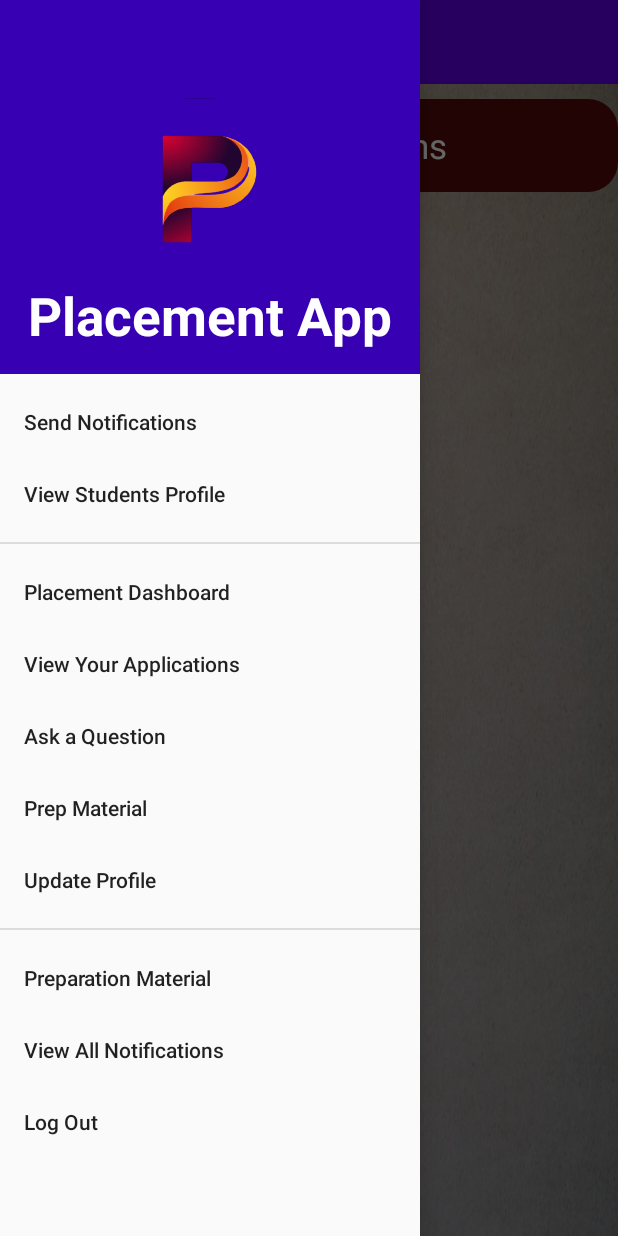
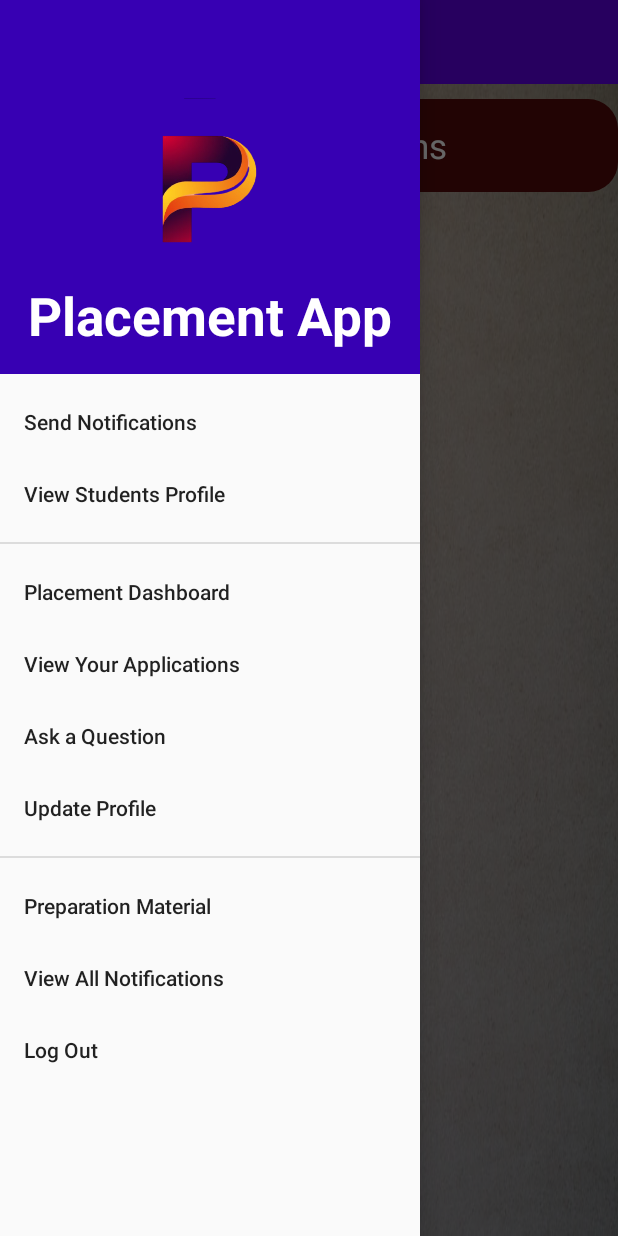
Before and after one commit to nishantduttm/Placement-APP, an Android app: the fragment ViewYourApplicationsList placed in its activity, with the side drawer open, on a phone screen of 412 x 824 dp. Run offline under Robolectric (Android 15) with nearby library versions, the phone set to English and light mode, and no system bars; our stand-ins replace Firebase (no records; nobody signed in at launch, a user with empty details on screens opened directly), Volley; network calls fail; Roboto replaces fonts that are not available here; 3 statements that could not run were skipped.

Commit message:
Completed with application backend

```diff
--- a/app/src/main/java/com/example/placementapp/admin/activities/StudentStatus.java
+++ b/app/src/main/java/com/example/placementapp/admin/activities/StudentStatus.java
@@ -107,7 +107,7 @@ public class StudentStatus extends AppCompatActivity implements ValueEventListen
                     public void onClick(View v) {
                         Intent intent = new Intent(v.getContext(), StudentApplicationStatusActivity.class);
                         intent.putExtra("companyName",studentStatusForm.getCompanyName());
-                        intent.putExtra("companyId", studentStatusForm.getNotificationId());
+                        intent.putExtra("companyID", studentStatusForm.getNotificationId());
                         v.getContext().startActivity(intent);
                     }
                 });
--- a/app/src/main/java/com/example/placementapp/constants/Constants.java
+++ b/app/src/main/java/com/example/placementapp/constants/Constants.java
@@ -54,12 +54,14 @@ public abstract class Constants {
         public static final String GET_ANSWERS_URL = "https://placement-server.herokuapp.com/rest/answer/get-answers?questionId=";
         public static final String SAVE_APPLICATION_URL = "https://placement-server.herokuapp.com/rest/application/save-application";
         public static final String GET_APPLICATIONS_URL = "https://placement-server.herokuapp.com/rest/application/get-applications?notificationId=";
-
+        public static final String GET_MY_APPLICATIONS_URL = "https://placement-server.herokuapp.com/rest/application/get-my-applications?prn=";
+        public static final String GET_APPLICATION_COUNT_URL = "https://placement-server.herokuapp.com/rest/application/get-application-count?prn=";
 
         public static final String KEY_STATUS_CODE = "statusCode";
         public static final String USER_REGISTERED = "201";
         public static final String EXISTING_USER = "301";
         public static final String SUCCESS = "200";
         public static final String FAILURE = "305";
+
     }
 }
--- a/app/src/main/java/com/example/placementapp/student/ViewYourApplicationsList.java
+++ b/app/src/main/java/com/example/placementapp/student/ViewYourApplicationsList.java
@@ -1,8 +1,10 @@
 package com.example.placementapp.student;
 
+import android.app.ProgressDialog;
 import android.os.AsyncTask;
 import android.os.Build;
 import android.os.Bundle;
+import android.util.Log;
 import android.view.LayoutInflater;
 import android.view.View;
 import android.view.ViewGroup;
@@ -10,21 +12,29 @@ import android.widget.ProgressBar;
 import android.widget.TextView;
 import android.widget.Toast;
 
+import com.android.volley.Request;
+import com.android.volley.toolbox.JsonObjectRequest;
 import com.example.placementapp.Adapters.RecyclerViewAdapterViewNotifcation;
 import com.example.placementapp.Adapters.RecyclerViewAdapterViewYourApplications;
 import com.example.placementapp.R;
+import com.example.placementapp.admin.fragments.ViewStudentsList;
 import com.example.placementapp.constants.Constants;
 import com.example.placementapp.helper.FirebaseHelper;
 import com.example.placementapp.helper.SharedPrefHelper;
 import com.example.placementapp.pojo.ApplicationForm;
 import com.example.placementapp.pojo.Notification;
+import com.example.placementapp.pojo.StudentApplicationDto;
+import com.example.placementapp.pojo.StudentApplicationList;
+import com.example.placementapp.utils.HttpUtils;
 import com.google.firebase.database.DataSnapshot;
 import com.google.firebase.database.DatabaseError;
 import com.google.firebase.database.DatabaseReference;
 import com.google.firebase.database.GenericTypeIndicator;
 import com.google.firebase.database.ValueEventListener;
+import com.google.gson.Gson;
 
 import java.util.ArrayList;
+import java.util.Comparator;
 import java.util.HashMap;
 import java.util.List;
 import java.util.Map;
@@ -37,13 +47,16 @@ import androidx.recyclerview.widget.GridLayoutManager;
 import androidx.recyclerview.widget.RecyclerView;
 import androidx.swiperefreshlayout.widget.SwipeRefreshLayout;
 
-public class ViewYourApplicationsList extends Fragment implements ValueEventListener {
+import org.json.JSONObject;
+
+public class ViewYourApplicationsList extends Fragment{
 
     private DatabaseReference ref;
     private RecyclerView recyclerView;
     private RecyclerViewAdapterViewYourApplications applicationsAdapter;
-    private List<ApplicationForm> applicationsList;
-    private ProgressBar progressBar;
+    private List<StudentApplicationDto> applicationsList;
+
+    private ProgressDialog loadingbar;
 
     private String userPRN;
 
@@ -56,8 +69,57 @@ public class ViewYourApplicationsList extends Fragment implements ValueEventList
         super.onCreate(savedInstanceState);
         applicationsList = new ArrayList<>();
         userPRN = SharedPrefHelper.getEntryfromSharedPreferences(this.getContext(), Constants.SharedPrefConstants.KEY_PRN);
-        ref = FirebaseHelper.getFirebaseReference(Constants.FirebaseConstants.PATH_APPILED_COMPANIES + userPRN);
-        ref.addListenerForSingleValueEvent(this);
+
+        loadingbar = new ProgressDialog(getContext());
+    }
+
+    private void getApplicationsFromDb() {
+
+        loadingbar.setTitle("Fetching your Applications");
+        loadingbar.setMessage("Please wait while we update your list");
+        loadingbar.setCanceledOnTouchOutside(true);
+        loadingbar.show();
+
+        JsonObjectRequest jsonObjectRequest = new JsonObjectRequest(
+                Request.Method.GET,
+                Constants.HttpConstants.GET_MY_APPLICATIONS_URL + userPRN,
+                null,
+                this::parseResponse,
+                error -> {
+                    Log.i("Error", "JSON OBJECT REQUEST ERROR");
+                    loadingbar.dismiss();
+                }
+        );
+
+        HttpUtils.addRequestToHttpQueue(jsonObjectRequest, getContext());
+    }
+
+    @RequiresApi(api = Build.VERSION_CODES.N)
+    private void parseResponse(JSONObject jsonObject) {
+        applicationsList.clear();
+
+        StudentApplicationList studentApplicationList = new Gson().fromJson(jsonObject.toString(), StudentApplicationList.class);
+        applicationsList.addAll(studentApplicationList.getStudentApplicationsDto());
+
+        if(!applicationsList.isEmpty()) {
+            applicationsList.sort(Comparator.comparing(StudentApplicationDto::getCompanyName));
+        }
+
+        Log.i("StudentList", applicationsList.toString());
+
+        if (applicationsList.isEmpty()) {
+            Toast.makeText(getContext(), "No Applications. Please fill Application first", Toast.LENGTH_SHORT).show();
+        }
+
+        if (loadingbar != null) {
+            loadingbar.dismiss();
+        }
+
+        if (recyclerView != null && applicationsAdapter != null) {
+            recyclerView.setVisibility(View.VISIBLE);
+            recyclerView.setAdapter(applicationsAdapter);
+            applicationsAdapter.notifyDataSetChanged();
+        }
     }
 
     @Nullable
@@ -68,11 +130,12 @@ public class ViewYourApplicationsList extends Fragment implements ValueEventList
         SwipeRefreshLayout applicationRefresh = v.findViewById(R.id.applicationsRefresh);
         applicationRefresh.setColorSchemeResources(R.color.colorAccent);
 
+        getApplicationsFromDb();
+
 
         recyclerView = v.findViewById(R.id.your_applications_recycler_view);
         recyclerView.setVisibility(View.GONE);
-        progressBar = v.findViewById(R.id.progress_bar);
-        applicationsAdapter = new RecyclerViewAdapterViewYourApplications(applicationsList,this);
+        applicationsAdapter = new RecyclerViewAdapterViewYourApplications(applicationsList,ViewYourApplicationsList.this);
         RecyclerView.LayoutManager manager = new GridLayoutManager(getContext(), 1);
         recyclerView.setLayoutManager(manager);
         recyclerView.setAdapter(applicationsAdapter);
@@ -80,74 +143,11 @@ public class ViewYourApplicationsList extends Fragment implements ValueEventList
         applicationRefresh.setOnRefreshListener(new SwipeRefreshLayout.OnRefreshListener() {
             @Override
             public void onRefresh() {
-                ref = FirebaseHelper.getFirebaseReference(Constants.FirebaseConstants.PATH_APPILED_COMPANIES + userPRN);
-                ref.addListenerForSingleValueEvent(ViewYourApplicationsList.this);
+                getApplicationsFromDb();
                 applicationRefresh.setRefreshing(false);
             }
         });
         return v;
     }
 
-    public class ApplicationThreadFetcher extends AsyncTask<DataSnapshot,String,Integer>
-    {
-        @Override
-        protected void onPreExecute() {
-            super.onPreExecute();
-            progressBar.setVisibility(View.VISIBLE);
-        }
-
-        @RequiresApi(api = Build.VERSION_CODES.N)
-        @Override
-        protected Integer doInBackground(DataSnapshot... snapshots) {
-            DataSnapshot snapshot = snapshots[0];
-            applicationsList.clear();
-            Map<String,ApplicationForm> applications = snapshot.getValue(new GenericTypeIndicator<Map<String, ApplicationForm>>() {
-            });
-
-            if(applications == null)
-                showToast("No Applications Yet!");
-            else
-            {
-                for(Map.Entry<String,ApplicationForm> entry : applications.entrySet())
-                {
-                    ApplicationForm applicationForm = entry.getValue();
-                    if(applicationForm!=null) {
-                        applicationsList.add(new ApplicationForm(applicationForm.getStudentMailID(),applicationForm.getStudentPRN(),applicationForm.getStudentName(),applicationForm.getStudentBranch(),applicationForm.getCompanyName(),applicationForm.getCompanyId(),applicationForm.getFormStatusList(),applicationForm.getOverallStatus()));
-                    }
-                    else
-                        showToast("No Applied Applications!");
-                }
-                applicationsList.sort((a, b) -> {
-                    return (int) (Long.parseLong(b.getCompanyId()) - Long.parseLong(a.getCompanyId()));
-                });
-            }
-            return null;
-        }
-
-        @Override
-        protected void onPostExecute(Integer integer) {
-            progressBar.setVisibility(View.GONE);
-            if (recyclerView != null && applicationsAdapter != null) {
-                recyclerView.setVisibility(View.VISIBLE);
-                recyclerView.setAdapter(applicationsAdapter);
-                applicationsAdapter.notifyDataSetChanged();
-            }
-        }
-    }
-
-    @Override
-    public void onDataChange(@NonNull DataSnapshot snapshot) {
-        new ApplicationThreadFetcher().executeOnExecutor(AsyncTask.THREAD_POOL_EXECUTOR,snapshot);
-    }
-
-    @Override
-    public void onCancelled(@NonNull DatabaseError error) {
-
-    }
-
-    private void showToast(String toastMsg) {
-        if (this.getActivity() != null) {
-            this.getActivity().runOnUiThread(() -> Toast.makeText(this.getContext(), toastMsg, Toast.LENGTH_SHORT).show());
-        }
-    }
 }
--- a/app/src/main/res/layout/fragment_applied_companies_list.xml
+++ b/app/src/main/res/layout/fragment_applied_companies_list.xml
@@ -42,11 +42,5 @@
         </RelativeLayout>
 
     </androidx.swiperefreshlayout.widget.SwipeRefreshLayout>
-    <ProgressBar
-        android:id="@+id/progress_bar"
-        style="?android:attr/progressBarStyle"
-        android:layout_width="66dp"
-        android:layout_height="72dp"
-        android:layout_centerInParent="true"/>
 
 </RelativeLayout>
--- a/app/src/main/res/layout/fragment_notification_list.xml
+++ b/app/src/main/res/layout/fragment_notification_list.xml
@@ -91,10 +91,4 @@
         android:layout_marginTop="12dp"
         android:scrollbars="vertical" />
 
-    <ProgressBar
-        android:id="@+id/progressBar"
-        style="?android:attr/progressBarStyle"
-        android:layout_width="66dp"
-        android:layout_height="72dp"
-        android:layout_centerInParent="true" />
 </RelativeLayout>
--- a/app/src/main/res/layout/fragment_update_profile.xml
+++ b/app/src/main/res/layout/fragment_update_profile.xml
@@ -158,7 +158,7 @@
                             android:id="@+id/ClassNameValue"
                             android:layout_marginLeft="15sp"
                             android:layout_weight="3"
-                            android:text="YEAR"
+                            android:text="-----"
                             android:gravity="center"
                             android:textSize="18sp"
                             android:visibility="visible"/>
@@ -199,7 +199,7 @@
                             android:layout_marginLeft="15sp"
                             android:gravity="center"
                             android:layout_marginRight="10dp"
-                            android:text="DIV"
+                            android:text="-----"
                             android:textSize="18sp"
                             android:visibility="visible"/>
 
--- a/app/src/main/res/menu/navigation_menu.xml
+++ b/app/src/main/res/menu/navigation_menu.xml
@@ -24,9 +24,7 @@
         <item
             android:id="@+id/navigation_drawer_ask_a_question"
             android:title="Ask a Question"/>
-        <item
-            android:id="@+id/navigation_drawer_prep_material"
-            android:title="Prep Material"/>
+
         <item
             android:id="@+id/navigation_drawer_update_profile"
             android:title="Update Profile"/>
```
Also changed, not shown: app/src/main/java/com/example/placementapp/Adapters/RecyclerViewAdapterViewNotifcation.java (+18 -24 lines), app/src/main/java/com/example/placementapp/Adapters/RecyclerViewAdapterViewYourApplications.java (+7 -6 lines), app/src/main/java/com/example/placementapp/PlacementDashboardFragment.java (+57 -77 lines), app/src/main/java/com/example/placementapp/admin/fragments/ViewNotificationList.java (+38 -51 lines), app/src/main/java/com/example/placementapp/pojo/ApplicationCountDto.java (added, +56 -0 lines), app/src/main/java/com/example/placementapp/pojo/UserDto.java (+30 -0 lines), app/src/main/java/com/example/placementapp/student/UpdateProfile.java (+63 -4 lines), app/src/main/res/layout/fragment_placement_dashboard.xml (+2 -10 lines).
